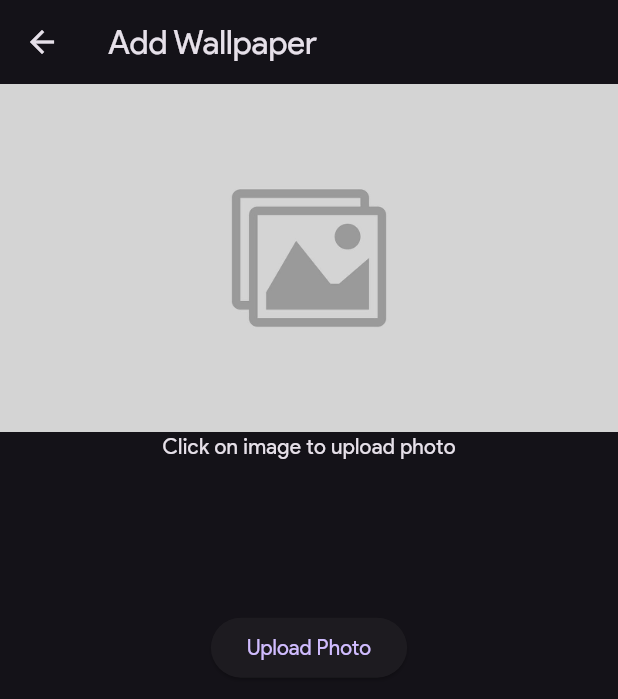
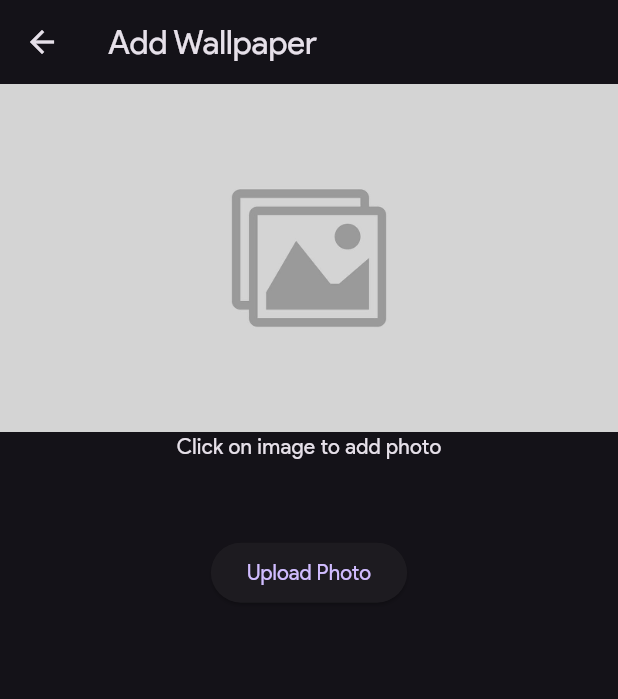
Before and after one commit to eprayoga/WallyHub, a Flutter app: the AddWallpaperScreen screen opened directly, on a phone screen of 412 x 824 dp. Shown: the top 699 px of the screen. Run offline on Flutter 3.47's test engine with Material 2 defaults, Android fonts, the phone set to English and light mode, and no system bars; our stand-ins replace awesome_dialog, cached_network_image, cloud_firestore, firebase_auth, firebase_core, firebase_dynamic_links and 6 more; missing offline and left inert: flutter_custom_tabs, google_ml_kit; accounts and stored records are empty.

Commit message:
Redesign add wallpaper

```diff
--- a/lib/pages/add_wallpaper_screen.dart
+++ b/lib/pages/add_wallpaper_screen.dart
@@ -5,8 +5,10 @@ import 'package:firebase_storage/firebase_storage.dart';
 import 'package:image_picker/image_picker.dart';
 import 'package:flutter/material.dart';
 import 'package:google_ml_kit/google_ml_kit.dart';
+import 'package:flutter_spinkit/flutter_spinkit.dart';
 
 import 'package:path/path.dart' as path;
+import 'package:wallyhub/config/config.dart';
 
 class AddWallpaperScreen extends StatefulWidget {
   const AddWallpaperScreen({super.key});
@@ -27,8 +29,12 @@ class _AddWallpaperScreenState extends State<AddWallpaperScreen> {
 
   bool _isUploading = false;
   bool _isCompleteUploading = false;
+  bool _onSelectImage = false;
 
   void _loadImage() async {
+    setState(() {
+      _onSelectImage = true;
+    });
     final image = await ImagePicker()
         .pickImage(source: ImageSource.gallery, imageQuality: 30);
 
@@ -48,6 +54,7 @@ class _AddWallpaperScreenState extends State<AddWallpaperScreen> {
         setState(() {
           _image = imageFile;
           detectedLabels = labels;
+          _onSelectImage = false;
         });
       }
     }
@@ -124,7 +131,9 @@ class _AddWallpaperScreenState extends State<AddWallpaperScreen> {
       body: SingleChildScrollView(
         child: Container(
           width: MediaQuery.of(context).size.width,
-          child: Column(
+          child: Stack(
+            children: [
+              Column(
                 children: [
                   InkWell(
                     onTap: _loadImage,
@@ -134,9 +143,11 @@ class _AddWallpaperScreenState extends State<AddWallpaperScreen> {
                             image: AssetImage("assets/placeholder.jpg"),
                           ),
                   ),
-              Text("Click on image to upload photo"),
+                  _image != null
+                      ? Text("")
+                      : Text("Click on image to add photo"),
                   SizedBox(
-                height: 20,
+                    height: 10,
                   ),
                   detectedLabels != null
                       ? Padding(
@@ -151,9 +162,6 @@ class _AddWallpaperScreenState extends State<AddWallpaperScreen> {
                           ),
                         )
                       : Container(),
-              SizedBox(
-                height: 40,
-              ),
                   if (_isUploading) ...{Text("Uploading Photos...")},
                   if (_isCompleteUploading) ...{Text("Upload Complete")},
                   SizedBox(
@@ -165,6 +173,21 @@ class _AddWallpaperScreenState extends State<AddWallpaperScreen> {
                   ),
                 ],
               ),
+              _onSelectImage || _isUploading
+                  ? Container(
+                      color: Colors.black54,
+                      width: MediaQuery.of(context).size.width,
+                      height: MediaQuery.of(context).size.height,
+                      child: Center(
+                        child: SpinKitChasingDots(
+                          color: primaryColor,
+                          size: 80,
+                        ),
+                      ),
+                    )
+                  : Container(),
+            ],
+          ),
         ),
       ),
     );
```
Also changed, not shown: lib/pages/explorepage.dart (+0 -10 lines). Lines whose indentation alone changed are shown as unchanged.
